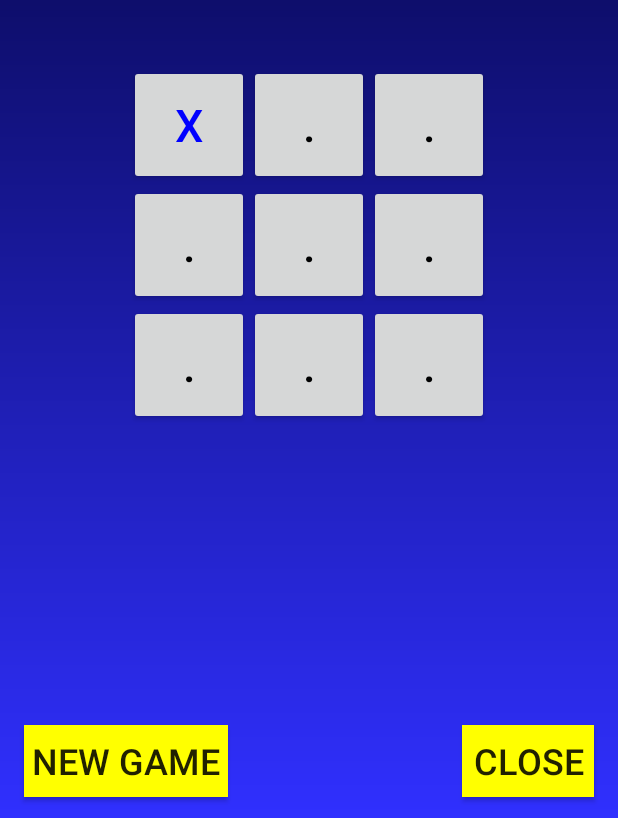
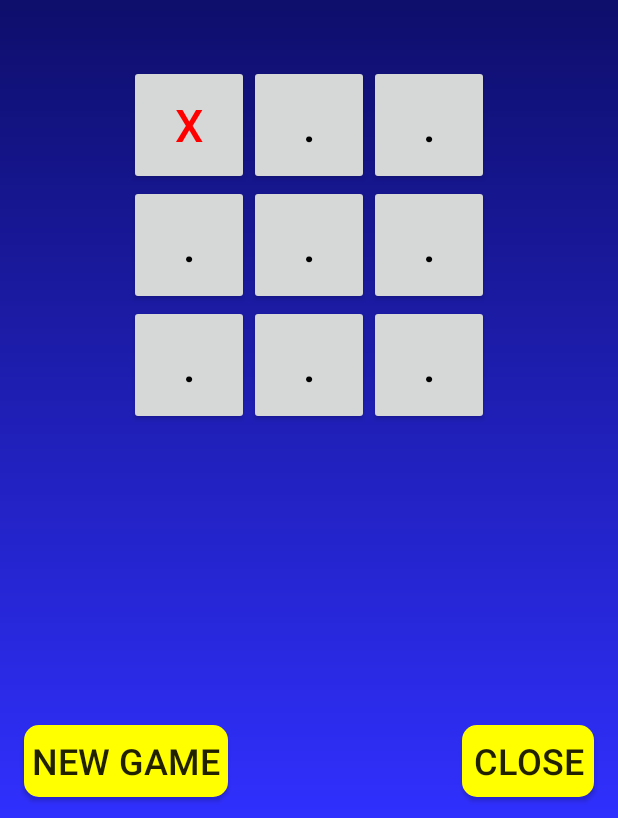
Before and after one commit to LukaszKk/AndroidTicTacToe, an Android app: the screen it shows after launch (MainActivity), on a phone screen of 412 x 824 dp. Shown: the part 415-1233 px from the top of the screen. Run offline under Robolectric (Android 15) with nearby library versions, the phone set to English and light mode, and no system bars.

Commit message:
buttons view

```diff
--- a/app/src/main/java/com/example/tictactoe/Game.java
+++ b/app/src/main/java/com/example/tictactoe/Game.java
@@ -14,7 +14,6 @@ import androidx.annotation.RequiresApi;
 import java.util.Objects;
 import java.util.concurrent.ThreadLocalRandom;
 
-@RequiresApi(api = Build.VERSION_CODES.R)
 public class Game {
 
     private final Activity activity;
@@ -72,7 +71,7 @@ public class Game {
         BoardXY move = Objects.requireNonNull(MovePicker.bestMove(availableCount));
         board[move.getX()][move.getY()].setValue(Player.AI.getValue());
         Button aiButton = activity.findViewById(board[move.getX()][move.getY()].getId());
-        buttonWrapper.setButtonTextColor(aiButton, computerValue, Color.BLUE);
+        buttonWrapper.setButtonTextColor(aiButton, computerValue, Color.RED);
         availableCount--;
     }
 
@@ -82,7 +81,7 @@ public class Game {
     private void makeMove(Button button) {
         Element element = Board.findElementOfId(button.getId());
         Objects.requireNonNull(element).setValue(Player.HUMAN.getValue());
-        buttonWrapper.setButtonTextColor(button, playerValue, Color.CYAN);
+        buttonWrapper.setButtonTextColor(button, playerValue, Color.RED);
         availableCount--;
     }
 
@@ -98,6 +97,7 @@ public class Game {
         }
 
         String winner = winValue == Player.HUMAN.getValue() ? playerValue : computerValue;
+        buttonWrapper.setButtonsColor(GameStatus.winnerCombination);
         finish(view, String.format(activity.getString(R.string.winner), winner));
         return true;
     }
--- a/app/src/main/java/com/example/tictactoe/GameStatus.java
+++ b/app/src/main/java/com/example/tictactoe/GameStatus.java
@@ -1,15 +1,24 @@
 package com.example.tictactoe;
 
-import android.view.View;
+import android.os.Build;
+
+import androidx.annotation.RequiresApi;
+
+import java.util.ArrayList;
+import java.util.List;
 
 import static com.example.tictactoe.Board.board;
 
+@RequiresApi(api = Build.VERSION_CODES.R)
 public class GameStatus {
+
+    public static List<Integer> winnerCombination = new ArrayList<>();
 
     public static Integer checkWinCondition(int availableCount) {
         for (int i = 0; i < 3; i++) {
             if ((board[i][0].getValue() != Player.NONE.getValue()) &&
                     equals(board[i][0].getValue(), board[i][1].getValue(), board[i][2].getValue())) {
+                winnerCombination = List.of(board[i][0].getId(), board[i][1].getId(), board[i][2].getId());
                 return board[i][0].getValue();
             }
         }
@@ -17,17 +26,20 @@ public class GameStatus {
         for (int i = 0; i < 3; i++) {
             if ((board[0][i].getValue() != Player.NONE.getValue()) &&
                     equals(board[0][i].getValue(), board[1][i].getValue(), board[2][i].getValue())) {
+                winnerCombination = List.of(board[0][i].getId(), board[1][i].getId(), board[2][i].getId());
                 return board[0][i].getValue();
             }
         }
 
         if ((board[0][0].getValue() != Player.NONE.getValue()) &&
                 equals(board[0][0].getValue(), board[1][1].getValue(), board[2][2].getValue())) {
+            winnerCombination = List.of(board[0][0].getId(), board[1][1].getId(), board[2][2].getId());
             return board[0][0].getValue();
         }
 
         if ((board[0][2].getValue() != Player.NONE.getValue()) &&
                 equals(board[0][2].getValue(), board[1][1].getValue(), board[2][0].getValue())) {
+            winnerCombination = List.of(board[0][2].getId(), board[1][1].getId(), board[2][0].getId());
             return board[0][2].getValue();
         }
 
--- a/app/src/main/java/com/example/tictactoe/PopUpActivity.java
+++ b/app/src/main/java/com/example/tictactoe/PopUpActivity.java
@@ -2,6 +2,7 @@ package com.example.tictactoe;
 
 import android.app.Activity;
 import android.content.Context;
+import android.graphics.Color;
 import android.view.Gravity;
 import android.view.LayoutInflater;
 import android.view.View;
@@ -21,6 +22,7 @@ public class PopUpActivity {
         TextView textView = popupView.findViewById(R.id.popup_text);
         textView.setPadding(10, 10, 10, 10);
         textView.setText(text);
+        textView.setTextColor(Color.GREEN);
 
         popupWindow.showAtLocation(view, Gravity.CENTER, 0, 0);
 
--- /dev/null
+++ b/app/src/main/res/drawable/radious_shape.xml
@@ -0,0 +1,6 @@
+<?xml version="1.0" encoding="utf-8"?>
+<shape xmlns:android="http://schemas.android.com/apk/res/android"
+    android:shape="rectangle" android:padding="10dp">
+    <solid android:color="@color/yellow"/>
+    <corners android:radius="10dp"/>
+</shape>
--- a/app/src/main/res/layout/activity_main.xml
+++ b/app/src/main/res/layout/activity_main.xml
@@ -20,7 +20,7 @@
         android:layout_marginStart="16dp"
         android:layout_marginBottom="16dp"
         android:padding="5dp"
-        android:background="@color/yellow"
+        android:background="@drawable/radious_shape"
         android:text="@string/new_game"
         android:textSize="24sp"
         android:onClick="newGame"
@@ -34,7 +34,7 @@
         android:layout_marginEnd="16dp"
         android:layout_marginBottom="16dp"
         android:padding="5dp"
-        android:background="@color/yellow"
+        android:background="@drawable/radious_shape"
         android:text="@string/end"
         android:textSize="24sp"
         android:onClick="finish"
--- a/app/src/main/res/layout/popup.xml
+++ b/app/src/main/res/layout/popup.xml
@@ -3,7 +3,7 @@
     xmlns:app="http://schemas.android.com/apk/res-auto"
     android:layout_width="match_parent"
     android:layout_height="match_parent"
-    android:background="@color/white">
+    android:background="@drawable/border">
 
     <TextView
         android:id="@+id/popup_text"
--- a/app/src/main/res/values/colors.xml
+++ b/app/src/main/res/values/colors.xml
@@ -12,4 +12,5 @@
     <color name="green">#00ff00</color>
     <color name="yellow">#ffff00</color>
     <color name="orange">#ffaa00</color>
+    <color name="gray">#888888</color>
 </resources>
```
Also changed, not shown: app/src/main/java/com/example/tictactoe/ButtonWrapper.java (+7 -0 lines), app/src/main/res/drawable/border.xml (added, +7 -0 lines).
